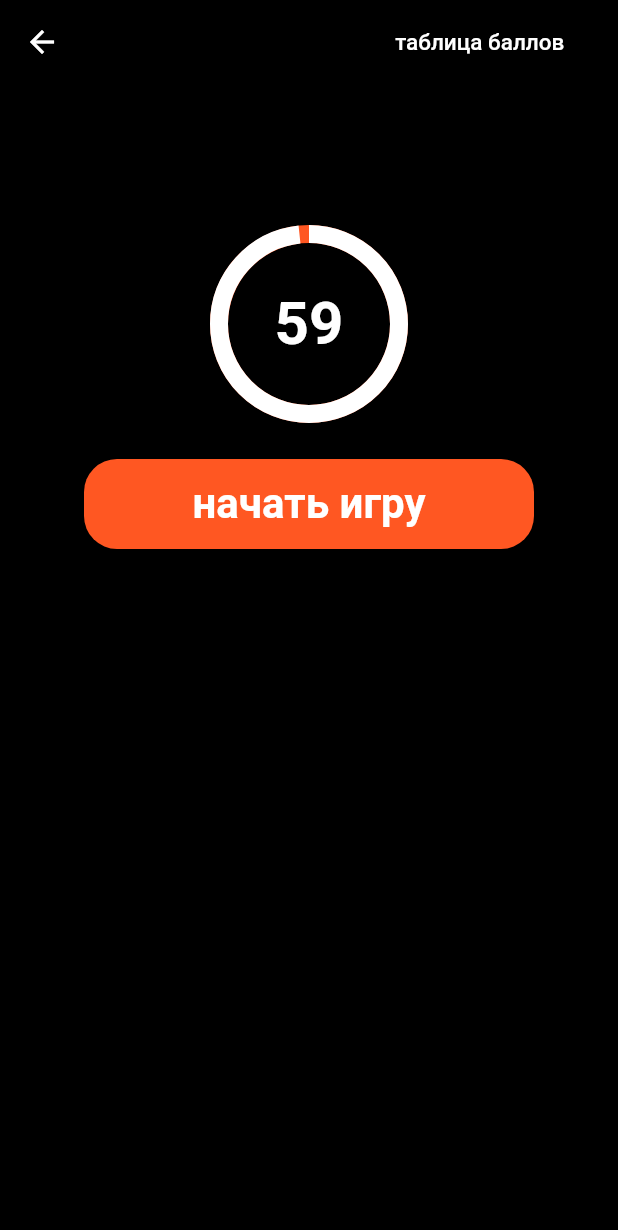
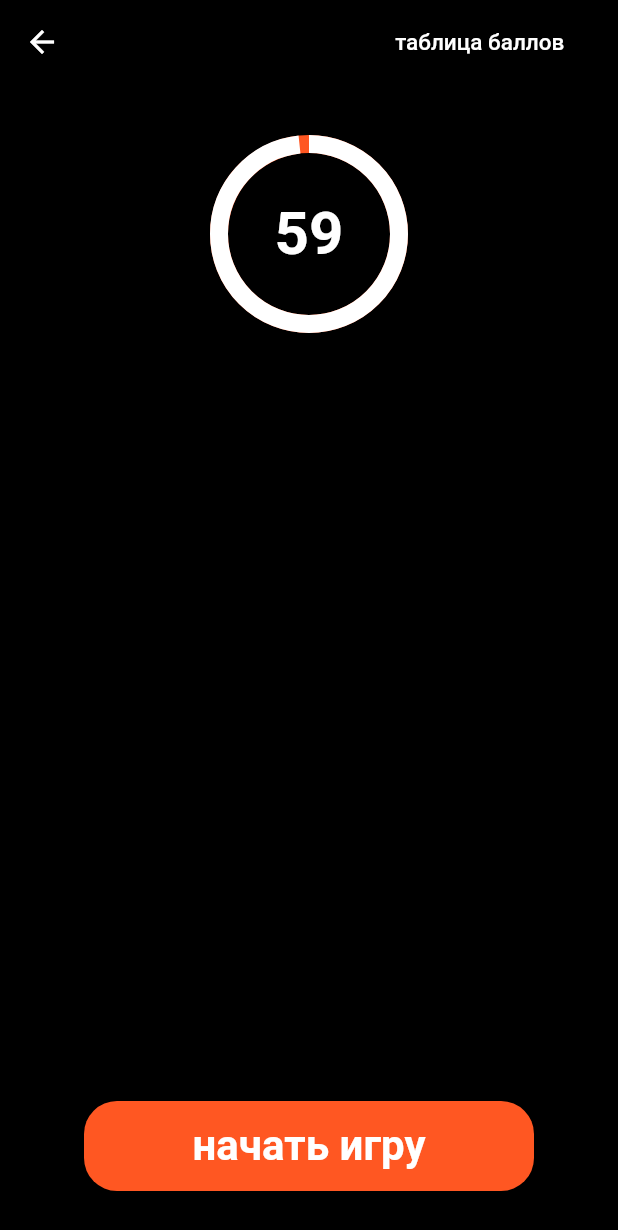
Before and after one commit to iliiagerman/Alias_Bible, a Flutter app: the GameScreen screen opened by its route, after a tap on "начать игру", on a phone screen of 412 x 824 dp. Shown: the top 1230 px of the screen. Run offline on Flutter 3.47's test engine with Material 2 defaults, Android fonts, the phone set to English and light mode, and no system bars; project files that could hold a hidden picture were left out.

Commit message:
no message

```diff
--- a/lib/main.dart
+++ b/lib/main.dart
@@ -9,7 +9,6 @@ import 'package:my_blanks/screen/new_play_screen.dart';
 import 'package:my_blanks/screen/rule_screen.dart';
 import 'package:my_blanks/screen/setting_one_screen.dart';
 import 'package:my_blanks/screen/settings_screen.dart';
-import 'package:my_blanks/widgets/game/timer.dart';
 
 
 void main() {
@@ -37,6 +36,5 @@ class MyApp extends StatelessWidget {
   @override
   Widget build(BuildContext context) {
     return const HomeScreen();
-    // return TimerForGame();
   }
 }
--- a/lib/screen/game_srceen.dart
+++ b/lib/screen/game_srceen.dart
@@ -1,8 +1,11 @@
+import 'dart:async';
+
 import 'package:flutter/cupertino.dart';
 import 'package:flutter/material.dart';
 
 import '../widgets/button/button_like_and_share.dart';
-import '../widgets/game/timer.dart';
+import '../widgets/button/home_screen_button.dart';
+import '../widgets/game/game_timer.dart';
 
 class GameScreen extends StatefulWidget {
   const GameScreen({Key? key}) : super(key: key);
@@ -12,6 +15,11 @@ class GameScreen extends StatefulWidget {
 }
 
 class _GameScreenState extends State<GameScreen> {
+
+    static const maxSeconds = 60;
+  int seconds = maxSeconds;
+   Timer? timer;
+
   @override
   Widget build(BuildContext context) {
     return Scaffold(
@@ -35,13 +43,32 @@ class _GameScreenState extends State<GameScreen> {
       body: Center(
         child: Column(
           children: [
-            SizedBox(height: 100),
-            TimerForGame(),
-
+            SizedBox(height: 40),
+            GameTimer(maxSeconds: maxSeconds,seconds: seconds),
+            Spacer(),
+            buildButtons(),
+            SizedBox(height: 30),
           ],
         ),
       ),
     );
   }
+
+  Widget buildButtons() {
+    return HomeScreenButton(
+      nameButton: 'начать игру',
+      onButtonClick: () {
+        startTimer();
+      },
+    );
+  }
+  void startTimer() {
+    timer = Timer.periodic(Duration(seconds: 1), (_) {
+      if (seconds > 0) {
+        setState(() => seconds--);
+      } else {
+        timer?.cancel();
+      }
+    });
+  }
 }
-// TimerForGame.startTimer();},
--- a/lib/screen/info_about_teams_screen.dart
+++ b/lib/screen/info_about_teams_screen.dart
@@ -2,7 +2,6 @@ import 'package:flutter/cupertino.dart';
 import 'package:flutter/material.dart';
 
 import '../widgets/button/home_screen_button.dart';
-import '../widgets/game/timer.dart';
 import '../widgets/info_about_teams.dart';
 
 
--- a/lib/widgets/game.dart
+++ /dev/null
@@ -1,15 +0,0 @@
-import 'package:flutter/cupertino.dart';
-
-class Game extends StatefulWidget {
-  const Game({Key? key}) : super(key: key);
-
-  @override
-  State<Game> createState() => _GameState();
-}
-
-class _GameState extends State<Game> {
-  @override
-  Widget build(BuildContext context) {
-    return Container();
-  }
-}
--- a/lib/widgets/game/timer.dart
+++ b/lib/widgets/game/game_timer.dart
@@ -1,40 +1,15 @@
-import 'dart:async';
-
 import 'package:flutter/cupertino.dart';
 import 'package:flutter/material.dart';
 
-import '../button/home_screen_button.dart';
+class GameTimer extends StatelessWidget {
+  const GameTimer({
+    Key? key,
+    required this.maxSeconds,
+    required this.seconds,
+  }) : super(key: key);
 
-class TimerForGame extends StatefulWidget {
-  const TimerForGame({Key? key}) : super(key: key);
-
-  @override
-  State<TimerForGame> createState() => _TimerState();
-}
-
-class _TimerState extends State<TimerForGame> {
-  static const maxSeconds = 60;
-  int seconds = maxSeconds;
- Timer? timer;
-
-  void startTimer() {
-    timer = Timer.periodic(Duration(seconds: 1), (_) {
-      if (seconds > 0) {
-        setState(() => seconds--);
-      } else {
-        timer?.cancel();
-      }
-    });
-  }
-
-  Widget buildButtons() {
-    return HomeScreenButton(
-      nameButton: 'начать игру',
-      onButtonClick: () {
-        startTimer();
-      },
-    );
-  }
+  final int maxSeconds;
+  final int seconds;
 
   @override
   Widget build(BuildContext context) {
@@ -42,7 +17,6 @@ class _TimerState extends State<TimerForGame> {
       children: [
         buildTimer(),
         SizedBox(height: 30),
-        buildButtons(),
       ],
     );
   }
```
